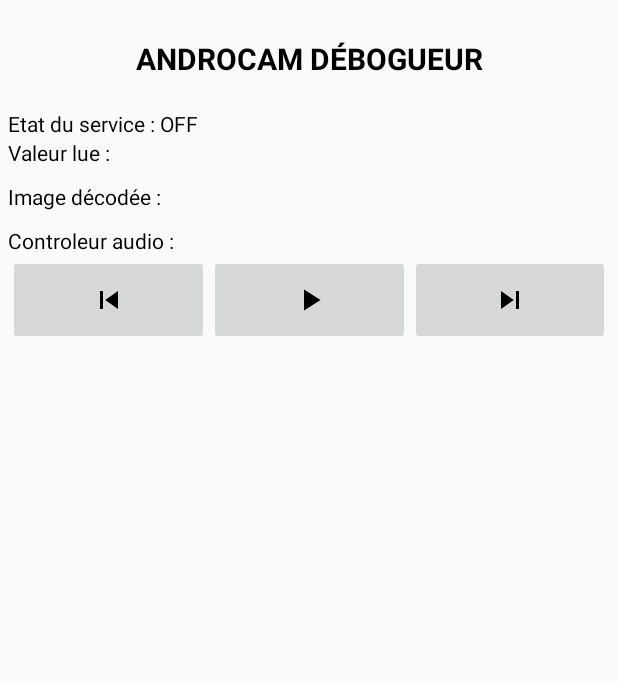
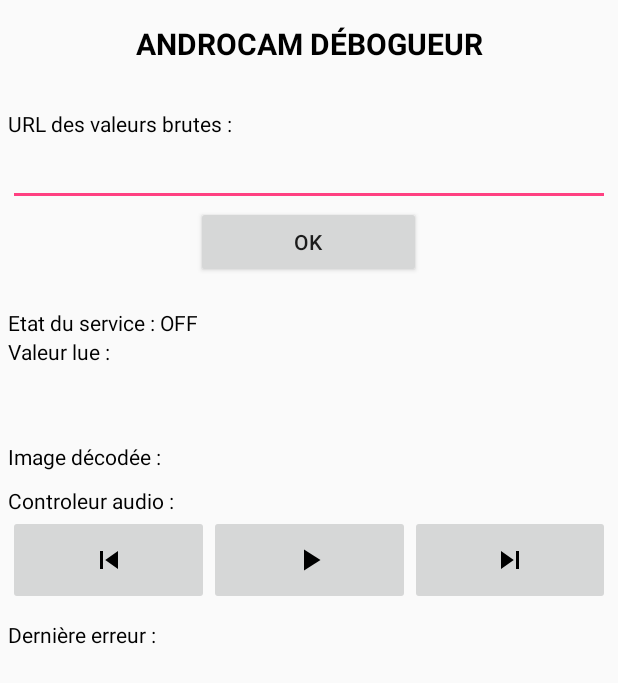
Before and after one commit to pfrison/Projet-IMA3-SC-2019-TD2-P3, an Android app: the layout activity_main.xml on its own in the app's theme, with its tools: preview values and no code run, on a phone screen of 412 x 824 dp. Shown: the top 683 px of the screen. Run offline under Robolectric (Android 15) with nearby library versions, the phone set to English and light mode, and no system bars.

Commit message:
Fin de l'application Android

```diff
--- a/Controleur audio Android/src/main/res/layout/activity_main.xml
+++ b/Controleur audio Android/src/main/res/layout/activity_main.xml
@@ -13,13 +13,34 @@
             android:layout_width="match_parent"
             android:layout_height="wrap_content"
             android:layout_marginBottom="20dp"
-            android:layout_marginTop="20dp"
+            android:layout_marginTop="10dp"
             android:gravity="center"
             android:text="Androcam débogueur"
             android:textAllCaps="true"
             android:textColor="@android:color/black"
             android:textSize="20sp"
             android:textStyle="bold" />
+
+        <TextView
+            android:layout_width="match_parent"
+            android:layout_height="wrap_content"
+            android:layout_marginTop="10dp"
+            android:text="URL des valeurs brutes :"
+            android:textColor="@android:color/black" />
+
+        <EditText
+            android:layout_width="match_parent"
+            android:layout_height="wrap_content"
+            android:id="@+id/urltextebrut"
+            android:textColor="@android:color/black" />
+
+        <Button
+            android:layout_marginBottom="20dp"
+            android:text="OK"
+            android:id="@+id/urlok"
+            android:layout_gravity="center_horizontal"
+            android:layout_width="150dp"
+            android:layout_height="wrap_content" />
 
         <TextView
             android:id="@+id/etatService"
@@ -31,7 +52,7 @@
         <TextView
             android:id="@+id/etatlecture"
             android:layout_width="match_parent"
-            android:layout_height="wrap_content"
+            android:layout_height="60dp"
             android:text="Valeur lue : "
             android:textColor="@android:color/black" />
 
@@ -85,5 +106,17 @@
                 android:layout_weight="1"
                 android:src="@drawable/ic_skip_next_black_24dp" />
         </LinearLayout>
+
+        <TextView
+            android:textColor="@android:color/black"
+            android:text="Dernière erreur :"
+            android:layout_width="match_parent"
+            android:layout_height="wrap_content" />
+
+        <TextView
+            android:id="@+id/derniereErreur"
+            android:textColor="#D00000"
+            android:layout_width="match_parent"
+            android:layout_height="wrap_content" />
     </LinearLayout>
 </ScrollView>
```
Also changed, not shown: Controleur audio Android/src/main/java/me/yanxinpie/androcam/DebogueurThread.java (+21 -12 lines), Controleur audio Android/src/main/java/me/yanxinpie/androcam/MainActivity.java (+47 -18 lines), Controleur audio Android/src/main/java/me/yanxinpie/androcam/MainService.java (+97 -21 lines), 1 other file.
